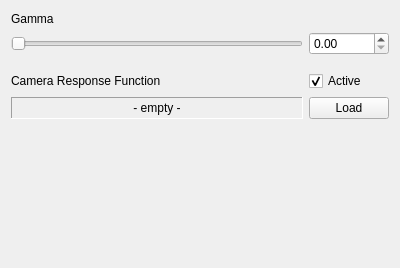
The window that qtgui/gamma.ui (sungsoo/luxrender-lux) describes before a commit, drawn with Qt 5.
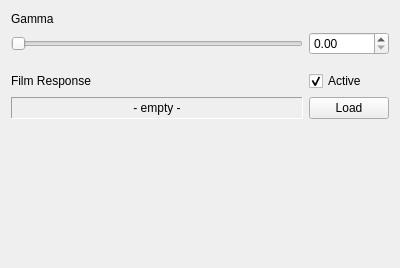
The same window after the commit.

Commit message: Added link to the gallery and bug tracker in the help menu. Changed "Camera Response Function" to "Film Response". Updated authors file and dialog.

The edit to the form file:
```diff
--- a/qtgui/gamma.ui
+++ b/qtgui/gamma.ui
@@ -87,7 +87,7 @@
      <item row="5" column="0">
       <widget class="QLabel" name="crf_label">
        <property name="text">
-        <string>Camera Response Function</string>
+        <string>Film Response</string>
        </property>
       </widget>
      </item>
```
The commit also changes 4 other files.
